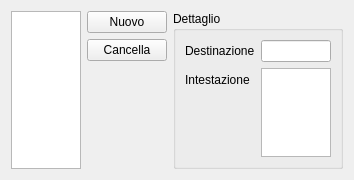
This is src/destinazionidlg.ui in mtonin/gestcassa as Qt 5 draws it before an edit. The edited form follows.
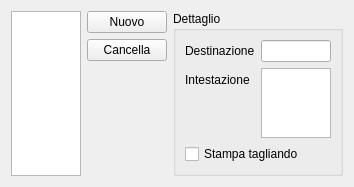
This is the edited form.

Commit message: - aggiunto parametro per disattivare la stampa dei tagliandi

```diff
--- a/src/destinazionidlg.ui
+++ b/src/destinazionidlg.ui
@@ -113,6 +113,13 @@
         </item>
        </layout>
       </item>
+      <item>
+       <widget class="QCheckBox" name="stampaFlagBox">
+        <property name="text">
+         <string>Stampa tagliando</string>
+        </property>
+       </widget>
+      </item>
      </layout>
     </widget>
    </item>
```
The commit also changes 5 other files.
